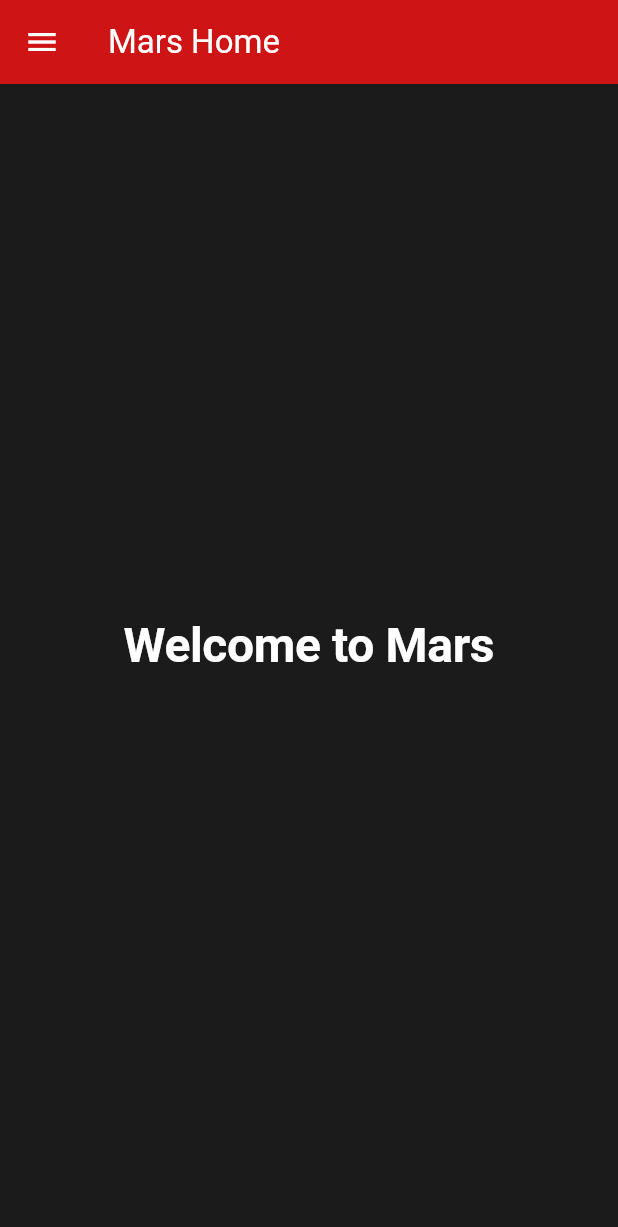
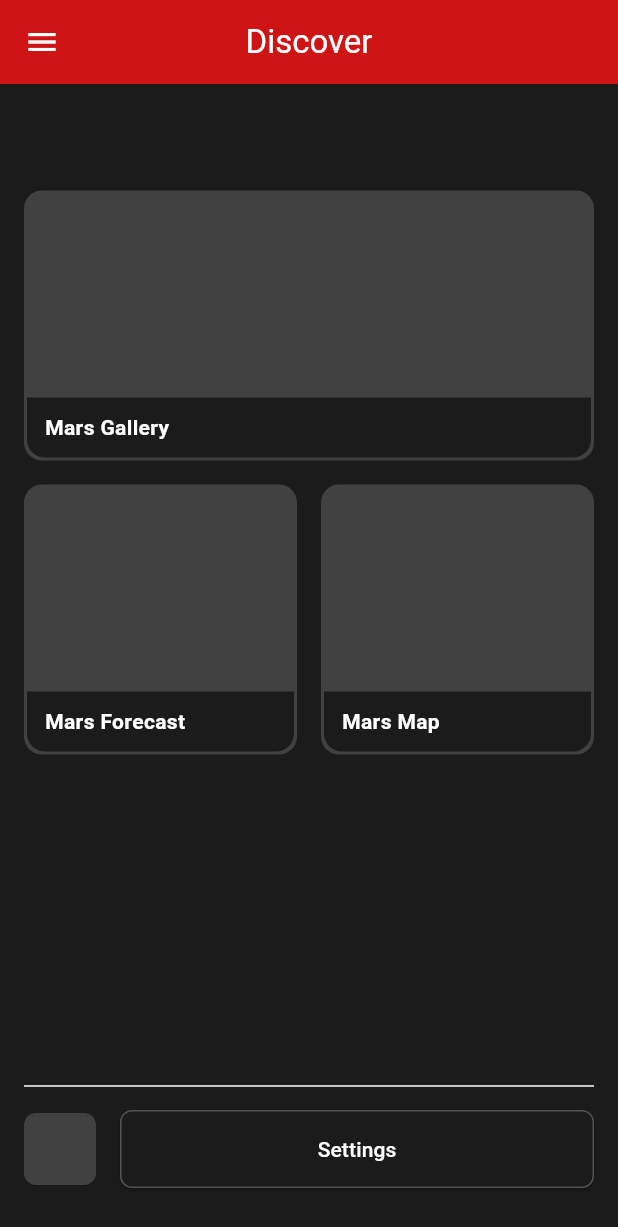
Before and after one commit to AZ-KnowledgeBase/mars-app, a Flutter app: the HomeScreen screen opened directly, on a phone screen of 412 x 824 dp. Shown: the top 1227 px of the screen. Run offline on Flutter 3.47's test engine with Material 3 defaults, Android fonts, the phone set to English and light mode, and no system bars.

Commit message:
Home_page MVC Selection cards update

```diff
--- /dev/null
+++ b/lib/controller/home_controller.dart
@@ -0,0 +1,38 @@
+// controller/home_controller.dart
+import 'package:flutter/material.dart';
+import '../models/card_item.dart';
+import '../screens/media_screen.dart';
+import '../screens/forecast_screen.dart';
+import '../screens/map_screen.dart';
+import '../screens/settings_screen.dart';
+
+class HomeController {
+  // Card definitions — all screen knowledge lives here, not in the View
+  final List<CardItem> cards = [
+    CardItem(label: 'Mars Gallery',  destination: const MediaScreen()),
+    CardItem(label: 'Mars Forecast', destination: const ForecastScreen()),
+    CardItem(label: 'Mars Map',      destination: const MapScreen()),
+  ];
+
+  // Handles card selection: deselects all others, selects tapped card, navigates
+  void onCardTapped(BuildContext context, int index, void Function() refresh) {
+    for (int i = 0; i < cards.length; i++) {
+      cards[i].isSelected = (i == index); // Set selected true if condition is true
+    }
+    refresh(); // Triggers setState in the View so colour changes appear on screen
+
+    //Navigates to destination screen
+    Navigator.push(
+      context,
+      MaterialPageRoute(builder: (context) => cards[index].destination),
+    );
+  }
+
+  // Settings button navigation — separate from card logic
+  void goToSettings(BuildContext context) {
+    Navigator.push(
+      context,
+      MaterialPageRoute(builder: (context) => const SettingsScreen()),
+    );
+  }
+}
--- /dev/null
+++ b/lib/models/card_item.dart
@@ -0,0 +1,15 @@
+// models/card_item.dart
+import 'package:flutter/material.dart';
+
+// Represents the data for a single selection card on the Home Screen
+class CardItem {
+  final String label; // Display name of card
+  final Widget destination; // Destination screen when tapped
+  bool isSelected;  // Track whether card is tapped
+
+  CardItem({
+    required this.label,
+    required this.destination,
+    this.isSelected = false,
+  });
+}
--- a/lib/screens/home_page.dart
+++ b/lib/screens/home_page.dart
@@ -1,6 +1,9 @@
 // screens/home_page.dart
 import 'package:flutter/material.dart';
 import '../widgets/app_drawer.dart';
+import '../widgets/selection_card.dart';
+import '../utility/theme.dart';
+import '../controller/home_controller.dart';
 
 class HomeScreen extends StatefulWidget {
   const HomeScreen({super.key});
@@ -10,24 +13,99 @@ class HomeScreen extends StatefulWidget {
 }
 
 class _HomeScreenState extends State<HomeScreen> {
+  // Controller instantiated in the View — logic fully delegated
+  final HomeController _controller = HomeController();
+
   @override
   Widget build(BuildContext context) {
     return Scaffold(
-      // Top bar
       appBar: AppBar(
-        title: const Text('Mars Home'),
+        title: const Text('Discover'),
+        centerTitle: true,
         backgroundColor: Theme.of(context).colorScheme.primary,
       ),
-      drawer: const AppDrawer(), // Reusable drawer
-      body: Center(
+      drawer: const AppDrawer(),
+
+      body: Padding(
+        padding: const EdgeInsets.all(16.0), // Adds equal spacing of 16px around all card content
         child: Column(
-          mainAxisAlignment: MainAxisAlignment.center,
           children: [
-            Text(
-              'Welcome to Mars',
-              style: Theme.of(context).textTheme.displayLarge,
+           const SizedBox(height: 55),
+            // ── Top full-width card: Mars Gallery ──
+            // Passes card data from the Model and delegates tap logic to the Controller
+           SelectionCard(
+              // Card label pulled from Model
+              label: _controller.cards[0].label,
+              // Selection state from Model
+              isSelected: _controller.cards[0].isSelected,
+              // Controller handles tap, setState triggers UI refresh
+              onTap: () => _controller.onCardTapped(context, 0, () => setState(() {})),
             ),
-            const SizedBox(height: 20),
+
+           // Adds space between the Top card and Bottom Cards
+           const SizedBox(height: 16),
+
+            // ── Bottom row: Mars Forecast + Mars Map ──
+            Row(
+              children: [
+                Expanded(
+                  child: SelectionCard(
+                    label: _controller.cards[1].label,
+                    isSelected: _controller.cards[1].isSelected,
+                    onTap: () => _controller.onCardTapped(context, 1, () => setState(() {})),
+                  ),
+                ),
+                const SizedBox(width: 16),
+                Expanded(
+                  child: SelectionCard(
+                    label: _controller.cards[2].label,
+                    isSelected: _controller.cards[2].isSelected,
+                    onTap: () => _controller.onCardTapped(context, 2, () => setState(() {})),
+                  ),
+                ),
+              ],
+            ),
+
+            // Pushes the settings button to the bottom of the screen
+            const Spacer(),
+            // Visual separator line between cards and settings button
+            const Divider(color: AppTheme.marsWhite),
+            // Small gap between divider and button
+            const SizedBox(height: 8),
+
+            // ── Settings button — independent of card logic ──
+            Row(
+              children: [
+                // Placeholder icon slot
+                Container(
+                  width: 48,
+                  height: 48,
+                  decoration: BoxDecoration(
+                    color: AppTheme.marsGrey,
+                    borderRadius: BorderRadius.circular(8),
+                  ),
+                ),
+                const SizedBox(width: 16),
+                Expanded(
+                  child: ElevatedButton(
+                    onPressed: () => _controller.goToSettings(context),
+                    // Styles the settings button to match the app theme
+                    style: ElevatedButton.styleFrom(
+                      backgroundColor: AppTheme.marsBlack,
+                      foregroundColor: Colors.white,
+                      side: const BorderSide(color: Colors.white24),
+                      padding: const EdgeInsets.symmetric(vertical: 16),
+                      shape: RoundedRectangleBorder(
+                        borderRadius: BorderRadius.circular(8),
+                      ),
+                    ),
+                    child: const Text('Settings'),
+                  ),
+                ),
+              ],
+            ),
+            // Bottom padding to lift content off screen edge
+            const SizedBox(height: 16),
           ],
         ),
       ),
--- a/lib/utility/theme.dart
+++ b/lib/utility/theme.dart
@@ -10,6 +10,14 @@ class AppTheme{
   static const Color marsWhite = Color.fromARGB(255, 255, 255, 255);
 
   // Custom Text styles
+
+  // Text style for selection cards
+  static const TextStyle cardLabelStyle = TextStyle(
+    color: marsWhite,
+    fontWeight: FontWeight.bold,
+    fontSize: 14.0,
+  );
+
     // Text for light theme
   static const TextTheme lightTextTheme = TextTheme(
     bodySmall: TextStyle(fontSize: 14.0, color: Colors.white),
--- /dev/null
+++ b/lib/widgets/selection_card.dart
@@ -0,0 +1,61 @@
+// widgets/selection_card.dart
+import 'package:flutter/material.dart';
+import '../utility/theme.dart';
+
+// View helper — paints a single card based on values received
+// Intentionally has no Model knowledge, keeping it generic and reusable
+class SelectionCard extends StatelessWidget {
+   // Received from CardItem via home_page
+  final String label;
+  final bool isSelected;
+  // Delegated to home_controller
+  final VoidCallback onTap;
+
+  const SelectionCard({
+    super.key,
+    // Must be provided — card cannot render without these
+    required this.label,
+    required this.isSelected,
+    required this.onTap,
+  });
+
+  @override
+  Widget build(BuildContext context) {
+    return GestureDetector(
+      onTap: onTap,
+      child: AnimatedContainer(
+        duration: const Duration(milliseconds: 100000), // Smooth transition when isSelected changes
+        height: 180,
+        decoration: BoxDecoration(
+          color: isSelected ? AppTheme.marsRed : AppTheme.marsGrey, // Selected state drives color
+          borderRadius: BorderRadius.circular(12),
+          border: Border.all(
+            color: isSelected ? AppTheme.marsOrange : Colors.transparent, // Orange border when selected
+            width: 2,
+          ),
+        ),
+        child: Column(
+          mainAxisAlignment: MainAxisAlignment.end,
+          crossAxisAlignment: CrossAxisAlignment.stretch,
+          children: [
+            // Label bar — positioned at bottom of card
+            Container(
+              padding: const EdgeInsets.symmetric(vertical: 10, horizontal: 12),
+              decoration: BoxDecoration(
+                color: isSelected ? AppTheme.marsOrange : AppTheme.marsBlack, // Label bar reacts to selection too
+                borderRadius: const BorderRadius.only(
+                  bottomLeft: Radius.circular(12),
+                  bottomRight: Radius.circular(12),
+                ),
+              ),
+              child: Text(
+                label, // Displays the value passed in from CardItem
+                 style: AppTheme.cardLabelStyle,
+              ),
+            ),
+          ],
+        ),
+      ),
+    );
+  }
+}
```
